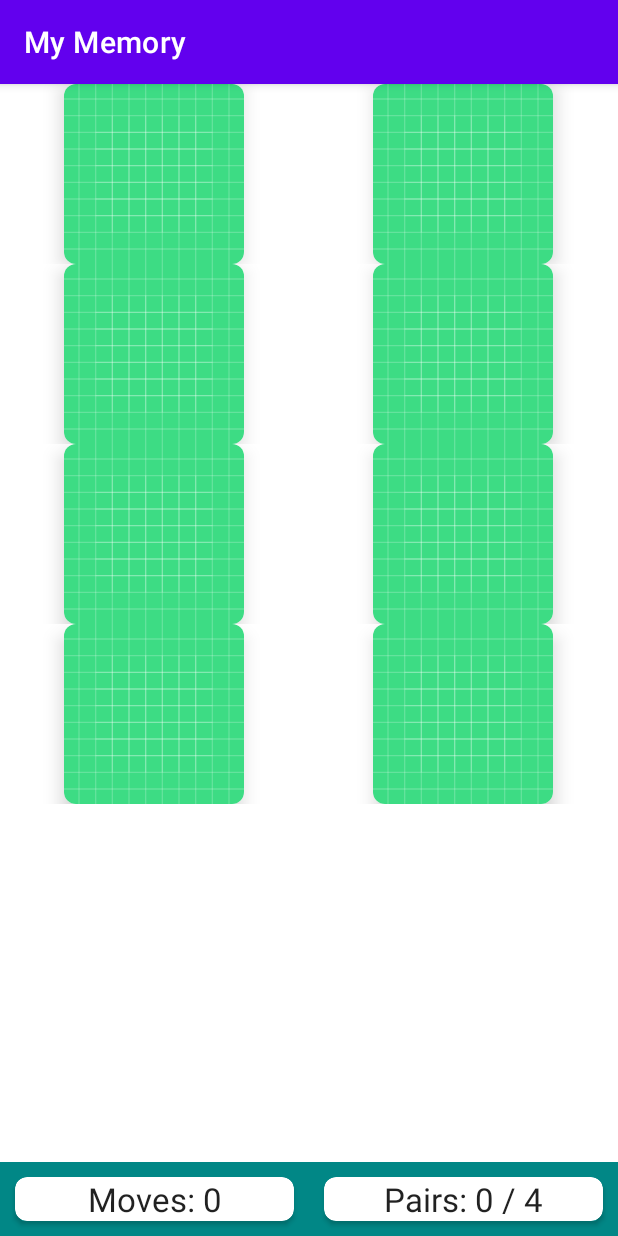
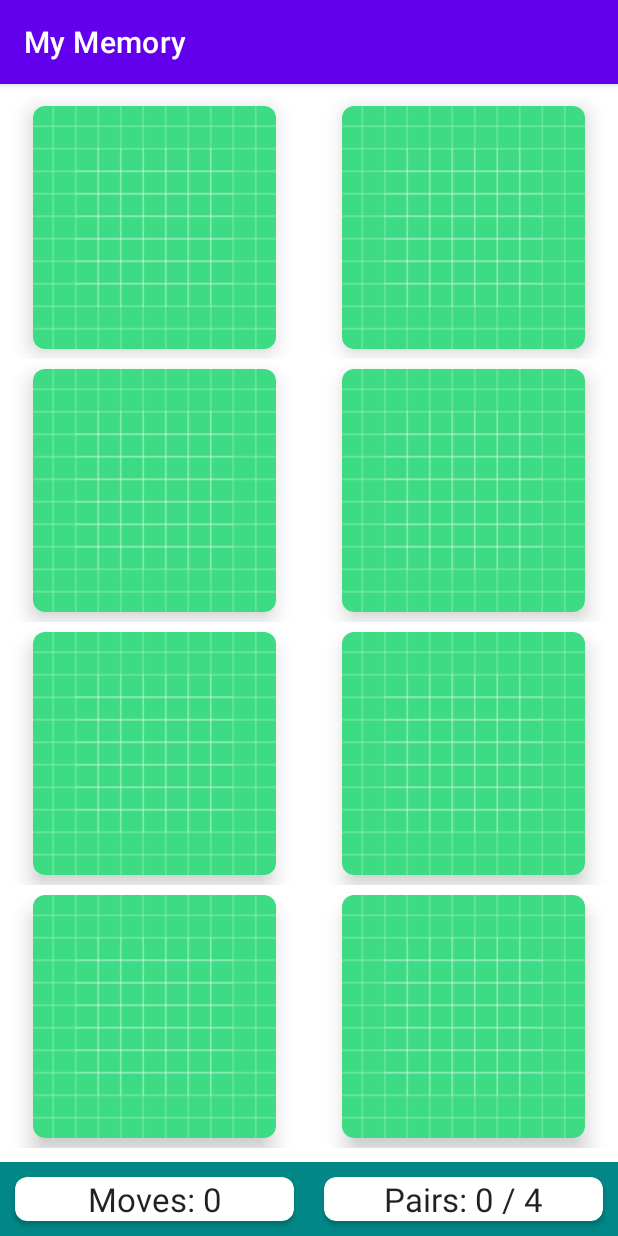
Before and after one commit to VNgwazini/Khumbula-Memory-Game, an Android app: the screen it shows after launch (MainActivity), on a phone screen of 412 x 824 dp. Run offline under Robolectric (Android 15) with nearby library versions, the phone set to English and light mode, and no system bars.

Commit message:
Added margins and click listeners to image buttons.

```diff
--- a/app/src/main/java/com/vusa/mymemory/MemoryBoardAdapter.kt
+++ b/app/src/main/java/com/vusa/mymemory/MemoryBoardAdapter.kt
@@ -1,31 +1,57 @@
 package com.vusa.mymemory
 
 import android.content.Context
+import android.util.Log
 import android.view.LayoutInflater
 import android.view.View
 import android.view.ViewGroup
-import androidx.appcompat.view.menu.ActionMenuItemView
+import android.widget.ImageButton
+import androidx.cardview.widget.CardView
 import androidx.recyclerview.widget.RecyclerView
+import kotlin.math.min
+
 //subclass of recycler view
 class MemoryBoardAdapter(private val context: Context, private val numPieces: Int) :
         RecyclerView.Adapter<MemoryBoardAdapter.ViewHolder>() {
 
+    //singleton where we define constants to be accessed via containing class
+    companion object {
+        private const val MARGIN_SIZE = 10
+        private const val TAG = "MemoryBoardAdapter"
+    }
+
             //how to create one view of our recycler view
     override fun onCreateViewHolder(parent: ViewGroup, viewType: Int): ViewHolder {
-        val view : View =  LayoutInflater.from(context).inflate(R.layout.memory_card, parent, false)
+        //each view created will be half the width of the parent
+        val cardWidth : Int = parent.width / 2 - (2 * MARGIN_SIZE)
+        //each view created will be a quarter of the parent height
+        val cardHeight : Int = parent.height / 4 - (2 * MARGIN_SIZE)
+        val cardSideLength : Int = min(cardWidth, cardHeight)
+        val view:View =  LayoutInflater.from(context).inflate(R.layout.memory_card, parent, false)
+        //cast layout params to Margin layout Params
+        val layoutParams : ViewGroup.MarginLayoutParams = view.findViewById<CardView>(R.id.cardView).layoutParams as ViewGroup.MarginLayoutParams
+        layoutParams.width = cardSideLength
+        layoutParams.height = cardSideLength
+        layoutParams.setMargins(MARGIN_SIZE, MARGIN_SIZE, MARGIN_SIZE, MARGIN_SIZE)
         return ViewHolder(view)
     }
 
-//taking the data at this section and binding it to the view
+    //how many elements are in our recycler view
+    override fun getItemCount() = numPieces
+
+    //taking the data at this section and binding it to the view
     override fun onBindViewHolder(holder: ViewHolder, position: Int) {
         holder.bind(position)
     }
-//how many elements are in our recylcer view
-    override fun getItemCount() = numPieces
 
     inner class ViewHolder(itemView: View) : RecyclerView.ViewHolder(itemView) {
+        //grab reference to image button in card view
+        private val imageButton = itemView.findViewById<ImageButton>(R.id.imageButton)
+        //recognize that we clicked a specific button via its position
         fun bind(position: Int) {
-            //no operation
+            imageButton.setOnClickListener{
+                Log.i(TAG, "Clicked on position $position")
+            }
         }
     }
 
--- a/app/src/main/res/layout/activity_main.xml
+++ b/app/src/main/res/layout/activity_main.xml
@@ -54,6 +54,8 @@
         android:id="@+id/rvBoard"
         android:layout_width="0dp"
         android:layout_height="0dp"
+        android:layout_marginTop="8dp"
+        android:layout_marginBottom="8dp"
         android:layout_weight="1"
         app:layout_constraintBottom_toTopOf="@+id/llGameInfo"
         app:layout_constraintEnd_toEndOf="parent"
--- a/app/src/main/res/layout/memory_card.xml
+++ b/app/src/main/res/layout/memory_card.xml
@@ -15,8 +15,8 @@
 
         <ImageButton
             android:id="@+id/imageButton"
-            android:layout_width="120dp"
-            android:layout_height="120dp"
+            android:layout_width="match_parent"
+            android:layout_height="match_parent"
             android:background="@color/white"
             android:contentDescription="@string/app_name"
             android:scaleType="centerCrop"
```
